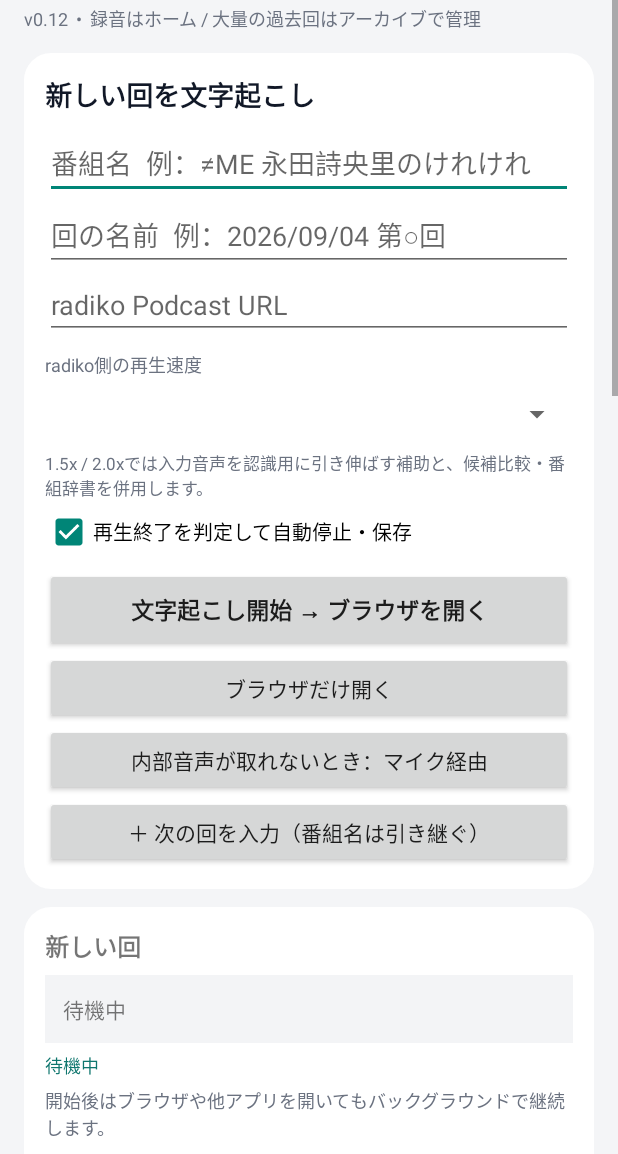
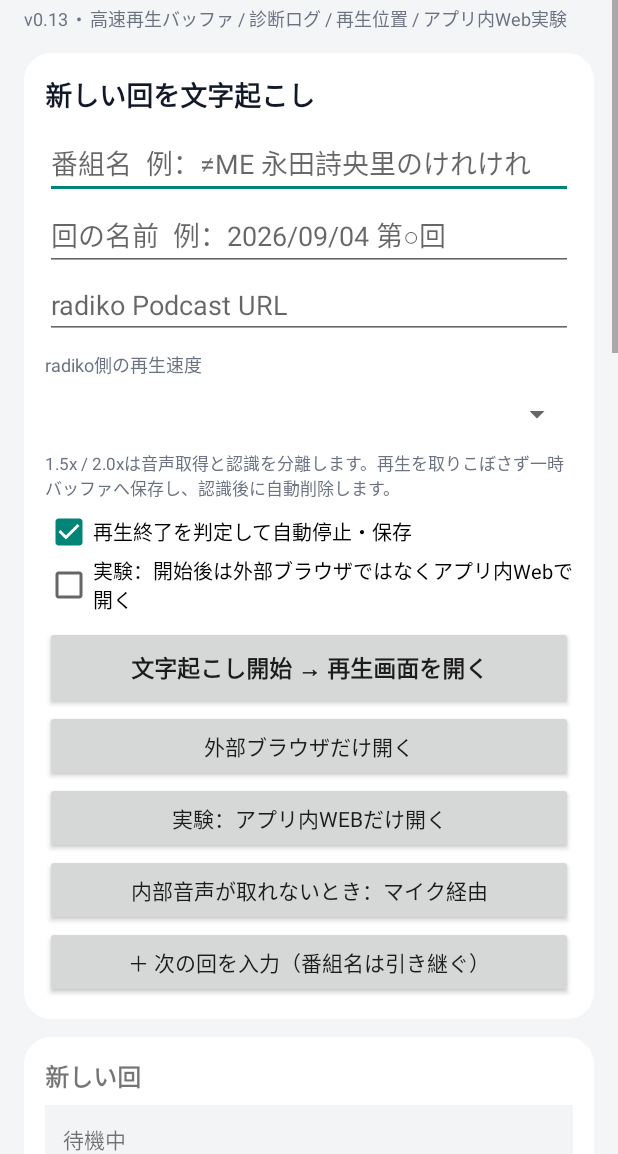
Before and after one commit to ponpains/radiko-transcriber2, an Android app: the layout activity_main.xml on its own in the app's theme, with its tools: preview values and no code run, on a phone screen of 412 x 824 dp, the part 82-1236 px from its top. Run offline under Robolectric (Android 15) with nearby library versions, the light colour scheme and no system bars.

Commit message:
Update home UI for buffered speed mode and diagnostics

```diff
--- a/app/src/main/res/layout/activity_main.xml
+++ b/app/src/main/res/layout/activity_main.xml
@@ -23,7 +23,7 @@
             android:layout_width="match_parent"
             android:layout_height="wrap_content"
             android:layout_marginTop="3dp"
-            android:text="v0.12  •  録音はホーム / 大量の過去回はアーカイブで管理"
+            android:text="v0.13  •  高速再生バッファ / 診断ログ / 再生位置 / アプリ内Web実験"
             android:textColor="#6B7280"
             android:textSize="12sp"/>
 
@@ -81,7 +81,7 @@
             <TextView
                 android:layout_width="match_parent"
                 android:layout_height="wrap_content"
-                android:text="1.5x / 2.0xでは入力音声を認識用に引き伸ばす補助と、候補比較・番組辞書を併用します。"
+                android:text="1.5x / 2.0xは音声取得と認識を分離します。再生を取りこぼさず一時バッファへ保存し、認識後に自動削除します。"
                 android:textColor="#6B7280"
                 android:textSize="11sp"/>
 
@@ -94,12 +94,19 @@
                 android:text="再生終了を判定して自動停止・保存"
                 android:textSize="13sp"/>
 
+            <CheckBox
+                android:id="@+id/inAppPlaybackCheck"
+                android:layout_width="match_parent"
+                android:layout_height="wrap_content"
+                android:text="実験：開始後は外部ブラウザではなくアプリ内Webで開く"
+                android:textSize="13sp"/>
+
             <Button
                 android:id="@+id/startButton"
                 android:layout_width="match_parent"
                 android:layout_height="56dp"
                 android:layout_marginTop="8dp"
-                android:text="文字起こし開始 → ブラウザを開く"
+                android:text="文字起こし開始 → 再生画面を開く"
                 android:textSize="15sp"
                 android:textStyle="bold"/>
 
@@ -107,7 +114,13 @@
                 android:id="@+id/openBrowserButton"
                 android:layout_width="match_parent"
                 android:layout_height="wrap_content"
-                android:text="ブラウザだけ開く"/>
+                android:text="外部ブラウザだけ開く"/>
+
+            <Button
+                android:id="@+id/openInAppButton"
+                android:layout_width="match_parent"
+                android:layout_height="wrap_content"
+                android:text="実験：アプリ内Webだけ開く"/>
 
             <Button
                 android:id="@+id/micStartButton"
@@ -157,10 +170,21 @@
                 android:textSize="12sp"/>
 
             <TextView
+                android:id="@+id/playbackPanel"
+                android:layout_width="match_parent"
+                android:layout_height="wrap_content"
+                android:layout_marginTop="6dp"
+                android:background="#ECFDF5"
+                android:padding="10dp"
+                android:text="再生位置：—"
+                android:textColor="#065F46"
+                android:textSize="12sp"/>
+
+            <TextView
                 android:layout_width="match_parent"
                 android:layout_height="wrap_content"
                 android:layout_marginTop="5dp"
-                android:text="開始後はブラウザや他アプリを開いてもバックグラウンドで継続します。"
+                android:text="文字欄を触っても文字起こし本体は止まりません。ホームへ戻った時も自動で再同期します。"
                 android:textColor="#6B7280"
                 android:textSize="12sp"/>
 
@@ -191,7 +215,7 @@
                 android:layout_width="match_parent"
                 android:layout_height="wrap_content"
                 android:layout_marginTop="3dp"
-                android:text="段落を細かめに整えます。枠内は上下スクロールでき、キーボードの左右カーソル移動も使えます。"
+                android:text="文ごとに改行し、話題転換や長い無音では空行を入れます。左右カーソル移動も使えます。"
                 android:textColor="#6B7280"
                 android:textSize="12sp"/>
 
@@ -320,6 +344,19 @@
                 android:textSize="12sp"/>
 
             <Button
+                android:id="@+id/diagnosticShareButton"
+                android:layout_width="match_parent"
+                android:layout_height="wrap_content"
+                android:text="修正用診断パックを共有（直近3回）"/>
+
+            <TextView
+                android:layout_width="match_parent"
+                android:layout_height="wrap_content"
+                android:text="テスト後はこれをこのチャットへ共有するだけでOKです。中身を確認する必要はありません。音声そのものは含みません。"
+                android:textColor="#6B7280"
+                android:textSize="11sp"/>
+
+            <Button
                 android:id="@+id/backupJsonButton"
                 android:layout_width="match_parent"
                 android:layout_height="wrap_content"
@@ -349,7 +386,7 @@
             android:layout_height="wrap_content"
             android:layout_marginTop="14dp"
             android:paddingBottom="18dp"
-            android:text="推奨：ブラウザ再生＋内部音声。大量の回はホームでスクロールせず、専用アーカイブから探せます。"
+            android:text="安定優先なら外部ブラウザ＋1.0x。アプリ内Webは独立した実験機能なので、合わなければOFFのままで問題ありません。"
             android:textColor="#92400E"
             android:textSize="12sp"/>
     </LinearLayout>
```
